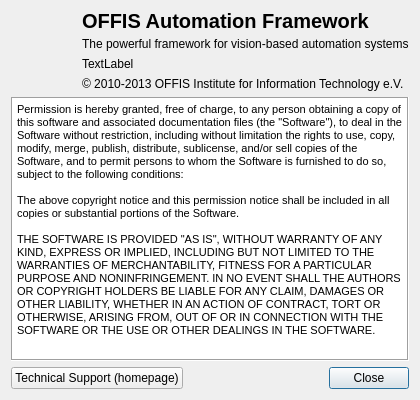
Old version of the form modules/frontend/projects/AmirFrontend/src/AboutScreen.ui in the repository OFFIS-Automation/Framework.
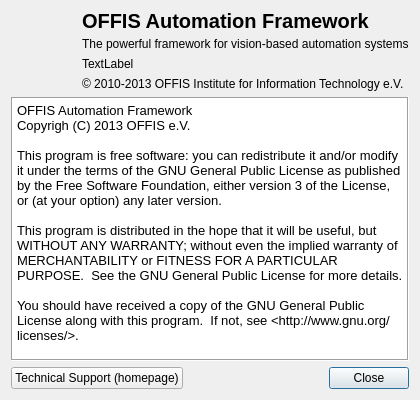
New version of the form. Icons and pictures are not drawn.

Commit message: Corrected the license in about dialog

What changed in the file:
```diff
--- a/modules/frontend/projects/AmirFrontend/src/AboutScreen.ui
+++ b/modules/frontend/projects/AmirFrontend/src/AboutScreen.ui
@@ -127,12 +127,15 @@
       <string>&lt;!DOCTYPE HTML PUBLIC &quot;-//W3C//DTD HTML 4.0//EN&quot; &quot;http://www.w3.org/TR/REC-html40/strict.dtd&quot;&gt;
 &lt;html&gt;&lt;head&gt;&lt;meta name=&quot;qrichtext&quot; content=&quot;1&quot; /&gt;&lt;style type=&quot;text/css&quot;&gt;
 p, li { white-space: pre-wrap; }
-&lt;/style&gt;&lt;/head&gt;&lt;body style=&quot; font-family:'MS Shell Dlg 2'; font-size:7.8pt; font-weight:400; font-style:normal;&quot;&gt;
-&lt;p style=&quot; margin-top:0px; margin-bottom:0px; margin-left:0px; margin-right:0px; -qt-block-indent:0; text-indent:0px;&quot;&gt;&lt;span style=&quot; font-size:8pt;&quot;&gt;Permission is hereby granted, free of charge, to any person obtaining a copy of this software and associated documentation files (the &amp;quot;Software&amp;quot;), to deal in the Software without restriction, including without limitation the rights to use, copy, modify, merge, publish, distribute, sublicense, and/or sell copies of the Software, and to permit persons to whom the Software is furnished to do so, subject to the following conditions:&lt;/span&gt;&lt;/p&gt;
-&lt;p style=&quot;-qt-paragraph-type:empty; margin-top:0px; margin-bottom:0px; margin-left:0px; margin-right:0px; -qt-block-indent:0; text-indent:0px; font-size:8pt;&quot;&gt;&lt;br /&gt;&lt;/p&gt;
-&lt;p style=&quot; margin-top:0px; margin-bottom:0px; margin-left:0px; margin-right:0px; -qt-block-indent:0; text-indent:0px;&quot;&gt;&lt;span style=&quot; font-size:8pt;&quot;&gt;The above copyright notice and this permission notice shall be included in all copies or substantial portions of the Software.&lt;/span&gt;&lt;/p&gt;
-&lt;p style=&quot;-qt-paragraph-type:empty; margin-top:0px; margin-bottom:0px; margin-left:0px; margin-right:0px; -qt-block-indent:0; text-indent:0px; font-size:8pt;&quot;&gt;&lt;br /&gt;&lt;/p&gt;
-&lt;p style=&quot; margin-top:0px; margin-bottom:0px; margin-left:0px; margin-right:0px; -qt-block-indent:0; text-indent:0px;&quot;&gt;&lt;span style=&quot; font-size:8pt;&quot;&gt;THE SOFTWARE IS PROVIDED &amp;quot;AS IS&amp;quot;, WITHOUT WARRANTY OF ANY KIND, EXPRESS OR IMPLIED, INCLUDING BUT NOT LIMITED TO THE WARRANTIES OF MERCHANTABILITY, FITNESS FOR A PARTICULAR PURPOSE AND NONINFRINGEMENT. IN NO EVENT SHALL THE AUTHORS OR COPYRIGHT HOLDERS BE LIABLE FOR ANY CLAIM, DAMAGES OR OTHER LIABILITY, WHETHER IN AN ACTION OF CONTRACT, TORT OR OTHERWISE, ARISING FROM, OUT OF OR IN CONNECTION WITH THE SOFTWARE OR THE USE OR OTHER DEALINGS IN THE SOFTWARE.&lt;/span&gt;&lt;/p&gt;&lt;/body&gt;&lt;/html&gt;</string>
+&lt;/style&gt;&lt;/head&gt;&lt;body style=&quot; font-family:'MS Shell Dlg 2'; font-size:8.25pt; font-weight:400; font-style:normal;&quot;&gt;
+&lt;p style=&quot; margin-top:0px; margin-bottom:0px; margin-left:0px; margin-right:0px; -qt-block-indent:0; text-indent:0px;&quot;&gt;&lt;span style=&quot; font-size:10pt;&quot;&gt;OFFIS Automation Framework&lt;/span&gt;&lt;/p&gt;
+&lt;p style=&quot; margin-top:0px; margin-bottom:0px; margin-left:0px; margin-right:0px; -qt-block-indent:0; text-indent:0px;&quot;&gt;&lt;span style=&quot; font-size:10pt;&quot;&gt;Copyrigh (C) 2013 OFFIS e.V.&lt;/span&gt;&lt;/p&gt;
+&lt;p style=&quot;-qt-paragraph-type:empty; margin-top:0px; margin-bottom:0px; margin-left:0px; margin-right:0px; -qt-block-indent:0; text-indent:0px; font-size:10pt;&quot;&gt;&lt;br /&gt;&lt;/p&gt;
+&lt;p style=&quot; margin-top:0px; margin-bottom:0px; margin-left:0px; margin-right:0px; -qt-block-indent:0; text-indent:0px;&quot;&gt;&lt;span style=&quot; font-size:10pt;&quot;&gt;This program is free software: you can redistribute it and/or modify it under the terms of the GNU General Public License as published by the Free Software Foundation, either version 3 of the License, or (at your option) any later version.&lt;/span&gt;&lt;/p&gt;
+&lt;p style=&quot;-qt-paragraph-type:empty; margin-top:0px; margin-bottom:0px; margin-left:0px; margin-right:0px; -qt-block-indent:0; text-indent:0px; font-size:10pt;&quot;&gt;&lt;br /&gt;&lt;/p&gt;
+&lt;p style=&quot; margin-top:0px; margin-bottom:0px; margin-left:0px; margin-right:0px; -qt-block-indent:0; text-indent:0px;&quot;&gt;&lt;span style=&quot; font-size:10pt;&quot;&gt;This program is distributed in the hope that it will be useful, but WITHOUT ANY WARRANTY; without even the implied warranty of MERCHANTABILITY or FITNESS FOR A PARTICULAR PURPOSE.  See the GNU General Public License for more details.&lt;/span&gt;&lt;/p&gt;
+&lt;p style=&quot;-qt-paragraph-type:empty; margin-top:0px; margin-bottom:0px; margin-left:0px; margin-right:0px; -qt-block-indent:0; text-indent:0px; font-size:10pt;&quot;&gt;&lt;br /&gt;&lt;/p&gt;
+&lt;p style=&quot; margin-top:0px; margin-bottom:0px; margin-left:0px; margin-right:0px; -qt-block-indent:0; text-indent:0px;&quot;&gt;&lt;span style=&quot; font-size:10pt;&quot;&gt;You should have received a copy of the GNU General Public License along with this program.  If not, see &amp;lt;http://www.gnu.org/licenses/&amp;gt;.&lt;/span&gt;&lt;/p&gt;&lt;/body&gt;&lt;/html&gt;</string>
      </property>
     </widget>
    </item>
```
Left out of the diff: 2 changed lines with no effect on the pictures. The commit also changes 7 other files.
